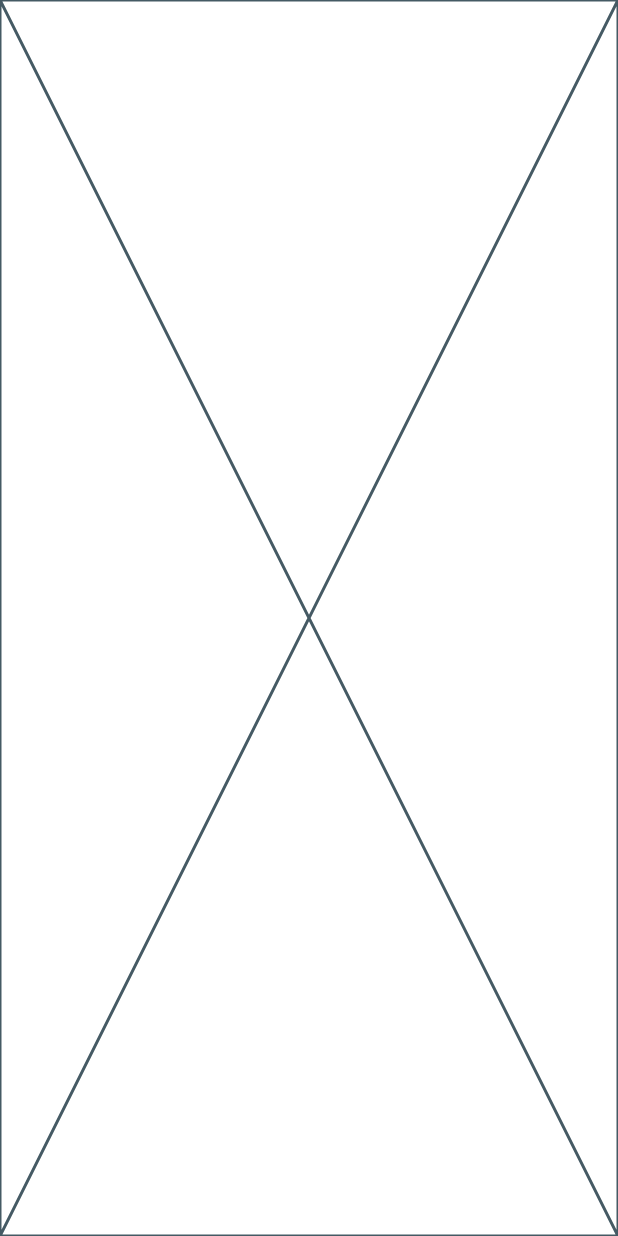
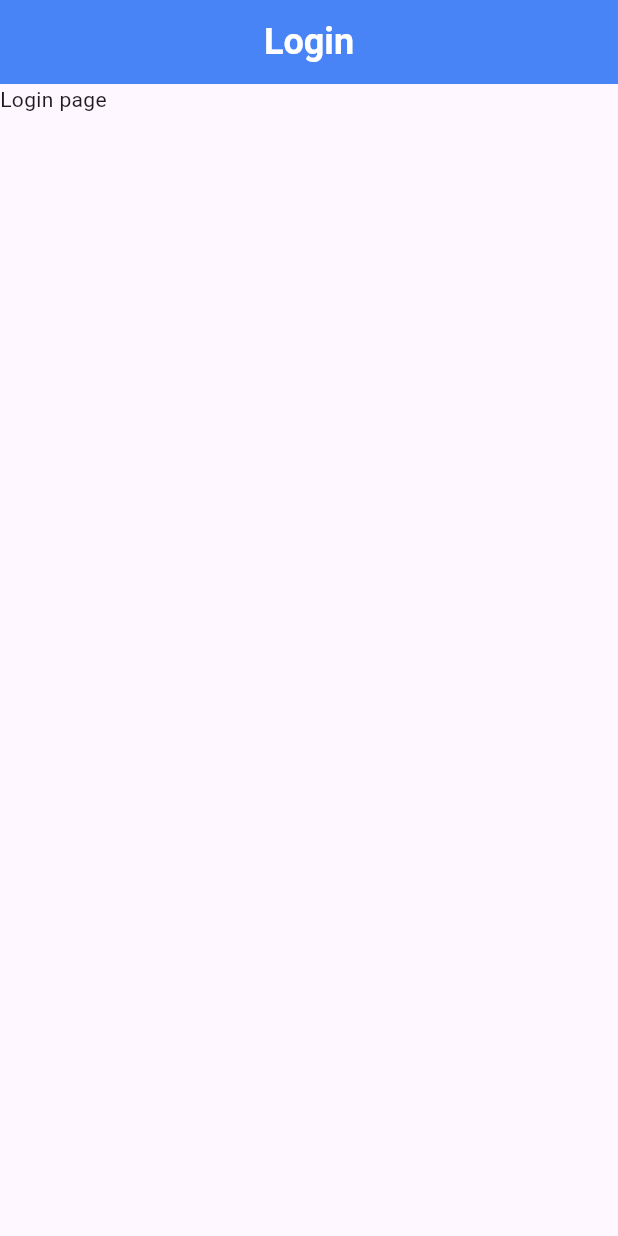
Before and after one commit to saarock/chime_mobile_app, a Flutter app: the screen it shows after launch, on a phone screen of 412 x 824 dp. Run offline on Flutter 3.47's test engine with Material 3 defaults, Android fonts, the phone set to English and light mode, and no system bars.

Commit message:
created custom app bar

```diff
--- a/lib/app.dart
+++ b/lib/app.dart
@@ -1,3 +1,4 @@
+import 'package:chime/views/login/login_view.dart';
 import 'package:flutter/material.dart';
 
 class App extends StatelessWidget {
@@ -5,6 +6,6 @@ class App extends StatelessWidget {
 
   @override
   Widget build(BuildContext context) {
-    return const Placeholder();
+    return MaterialApp(debugShowCheckedModeBanner: false, home: LoginView());
   }
 }
--- /dev/null
+++ b/lib/views/login/login_view.dart
@@ -0,0 +1,14 @@
+import 'package:chime/widgets/custom_app.dart';
+import 'package:flutter/material.dart';
+
+class LoginView extends StatelessWidget {
+  const LoginView({super.key});
+
+  @override
+  Widget build(BuildContext context) {
+    return Scaffold(
+      appBar: CustomAppBar(title: "Login"),
+      body: Text("Login page"),
+    );
+  }
+}
--- /dev/null
+++ b/lib/views/register/register_view.dart
@@ -0,0 +1,10 @@
+import 'package:flutter/material.dart';
+
+class RegisterView extends StatelessWidget {
+  const RegisterView({super.key});
+
+  @override
+  Widget build(BuildContext context) {
+    return const Placeholder();
+  }
+}
--- /dev/null
+++ b/lib/widgets/custom_app.dart
@@ -0,0 +1,29 @@
+import 'package:flutter/material.dart';
+
+// Cutome appbar widget
+class CustomAppBar extends StatelessWidget implements PreferredSizeWidget {
+  final String title;
+
+  // Pass 'key' directly to the super constructor
+  const CustomAppBar({Key? key, required this.title}) : super(key: key);
+
+  @override
+  Widget build(BuildContext context) {
+    return AppBar(
+      title: Text(
+        title,
+        style: TextStyle(
+          fontSize: 24,
+          fontWeight: FontWeight.bold,
+          color: Colors.white,
+        ),
+      ),
+      centerTitle: true,
+      backgroundColor: Colors.blueAccent,
+      elevation: 5,
+    );
+  }
+
+  @override
+  Size get preferredSize => const Size.fromHeight(kToolbarHeight); // Set the height of the app bar
+}
```
